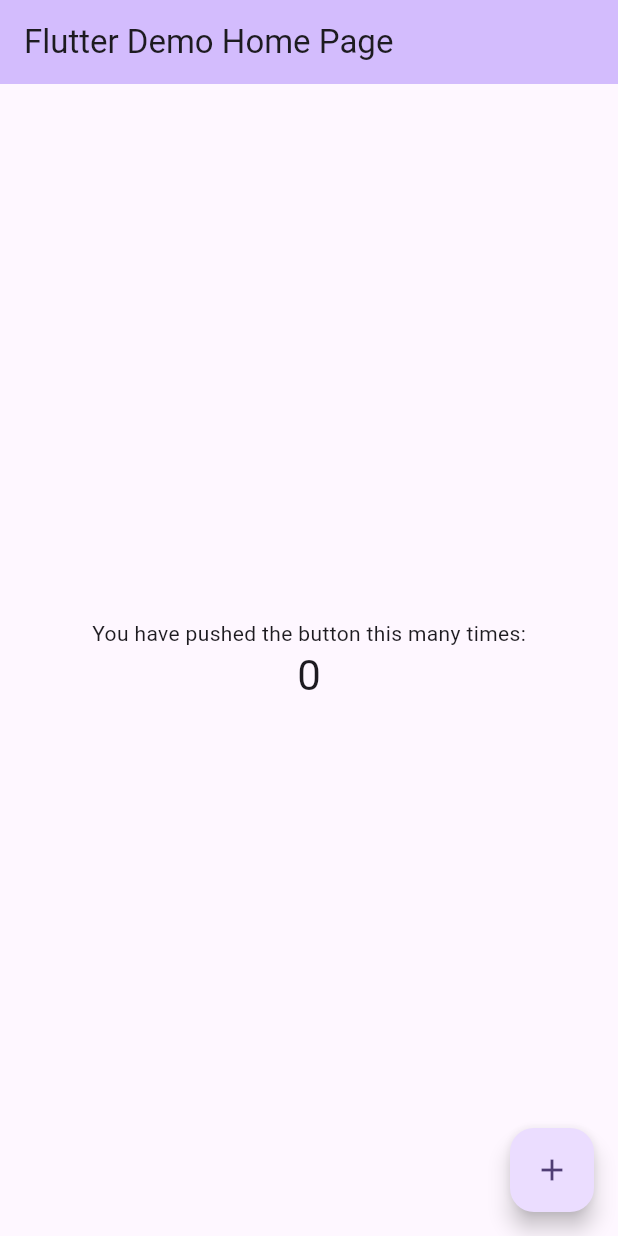
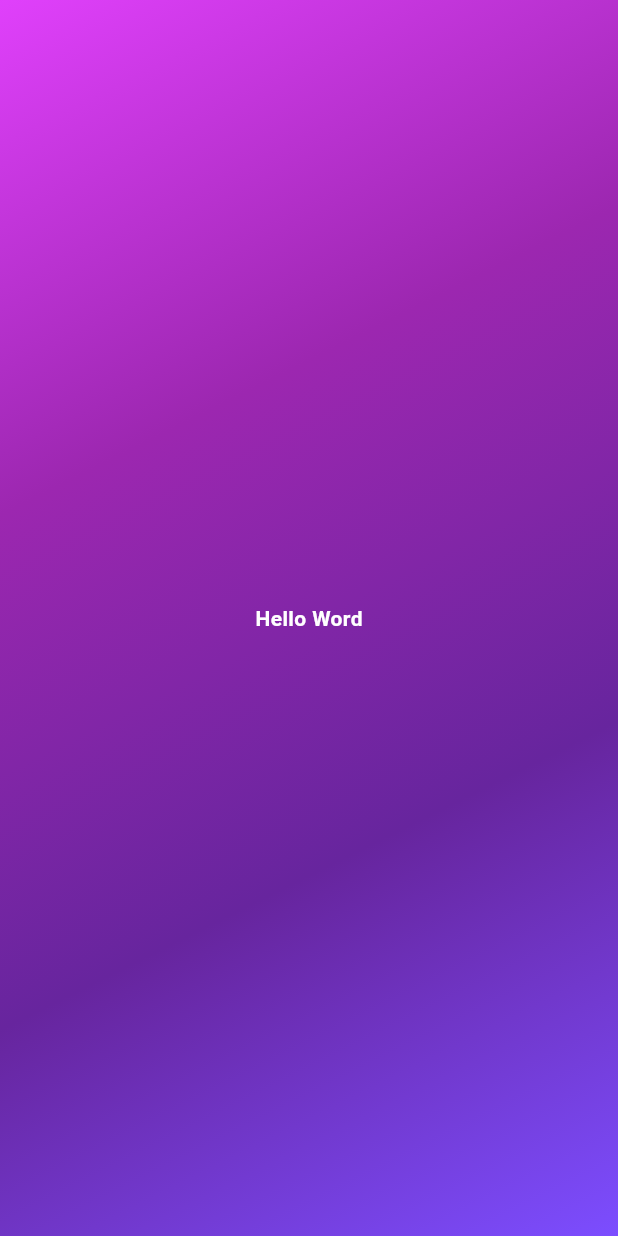
Before and after one commit to moustajil/roll_dice_game, a Flutter app: the screen it shows after launch, on a phone screen of 412 x 824 dp. Run offline on Flutter 3.47's test engine with Material 3 defaults, Android fonts, the phone set to English and light mode, and no system bars.

Commit message:
adding gradient color and conatiner

```diff
--- a/lib/main.dart
+++ b/lib/main.dart
@@ -1,125 +1,32 @@
 import 'package:flutter/material.dart';
 
 void main() {
-  runApp(const MyApp());
-}
-
-class MyApp extends StatelessWidget {
-  const MyApp({super.key});
-
-  // This widget is the root of your application.
-  @override
-  Widget build(BuildContext context) {
-    return MaterialApp(
-      title: 'Flutter Demo',
-      theme: ThemeData(
-        // This is the theme of your application.
-        //
-        // TRY THIS: Try running your application with "flutter run". You'll see
-        // the application has a purple toolbar. Then, without quitting the app,
-        // try changing the seedColor in the colorScheme below to Colors.green
-        // and then invoke "hot reload" (save your changes or press the "hot
-        // reload" button in a Flutter-supported IDE, or press "r" if you used
-        // the command line to start the app).
-        //
-        // Notice that the counter didn't reset back to zero; the application
-        // state is not lost during the reload. To reset the state, use hot
-        // restart instead.
-        //
-        // This works for code too, not just values: Most code changes can be
-        // tested with just a hot reload.
-        colorScheme: ColorScheme.fromSeed(seedColor: Colors.deepPurple),
-        useMaterial3: true,
-      ),
-      home: const MyHomePage(title: 'Flutter Demo Home Page'),
-    );
-  }
-}
-
-class MyHomePage extends StatefulWidget {
-  const MyHomePage({super.key, required this.title});
-
-  // This widget is the home page of your application. It is stateful, meaning
-  // that it has a State object (defined below) that contains fields that affect
-  // how it looks.
-
-  // This class is the configuration for the state. It holds the values (in this
-  // case the title) provided by the parent (in this case the App widget) and
-  // used by the build method of the State. Fields in a Widget subclass are
-  // always marked "final".
-
-  final String title;
-
-  @override
-  State<MyHomePage> createState() => _MyHomePageState();
-}
-
-class _MyHomePageState extends State<MyHomePage> {
-  int _counter = 0;
-
-  void _incrementCounter() {
-    setState(() {
-      // This call to setState tells the Flutter framework that something has
-      // changed in this State, which causes it to rerun the build method below
-      // so that the display can reflect the updated values. If we changed
-      // _counter without calling setState(), then the build method would not be
-      // called again, and so nothing would appear to happen.
-      _counter++;
-    });
-  }
-
-  @override
-  Widget build(BuildContext context) {
-    // This method is rerun every time setState is called, for instance as done
-    // by the _incrementCounter method above.
-    //
-    // The Flutter framework has been optimized to make rerunning build methods
-    // fast, so that you can just rebuild anything that needs updating rather
-    // than having to individually change instances of widgets.
-    return Scaffold(
-      appBar: AppBar(
-        // TRY THIS: Try changing the color here to a specific color (to
-        // Colors.amber, perhaps?) and trigger a hot reload to see the AppBar
-        // change color while the other colors stay the same.
-        backgroundColor: Theme.of(context).colorScheme.inversePrimary,
-        // Here we take the value from the MyHomePage object that was created by
-        // the App.build method, and use it to set our appbar title.
-        title: Text(widget.title),
-      ),
-      body: Center(
-        // Center is a layout widget. It takes a single child and positions it
-        // in the middle of the parent.
-        child: Column(
-          // Column is also a layout widget. It takes a list of children and
-          // arranges them vertically. By default, it sizes itself to fit its
-          // children horizontally, and tries to be as tall as its parent.
-          //
-          // Column has various properties to control how it sizes itself and
-          // how it positions its children. Here we use mainAxisAlignment to
-          // center the children vertically; the main axis here is the vertical
-          // axis because Columns are vertical (the cross axis would be
-          // horizontal).
-          //
-          // TRY THIS: Invoke "debug painting" (choose the "Toggle Debug Paint"
-          // action in the IDE, or press "p" in the console), to see the
-          // wireframe for each widget.
-          mainAxisAlignment: MainAxisAlignment.center,
-          children: <Widget>[
-            const Text(
-              'You have pushed the button this many times:',
+  runApp(
+    MaterialApp(
+      home: Scaffold(
+        backgroundColor: Colors.red,
+        body: Container(
+          decoration: const BoxDecoration(
+            gradient: LinearGradient(
+              colors: [
+                Colors.purpleAccent,
+                Colors.purple,
+                Color.fromARGB(255, 103, 37, 158),
+                Colors.deepPurpleAccent
+              ],
+              begin: Alignment.topLeft,
+              end: Alignment.bottomRight,
             ),
-            Text(
-              '$_counter',
-              style: Theme.of(context).textTheme.headlineMedium,
+          ),
+          child: const Center(
+            child: Text(
+              "Hello Word",
+              style:
+                  TextStyle(color: Colors.white, fontWeight: FontWeight.bold),
             ),
-          ],
+          ),
         ),
       ),
-      floatingActionButton: FloatingActionButton(
-        onPressed: _incrementCounter,
-        tooltip: 'Increment',
-        child: const Icon(Icons.add),
-      ), // This trailing comma makes auto-formatting nicer for build methods.
-    );
-  }
+    ),
+  );
 }
```
